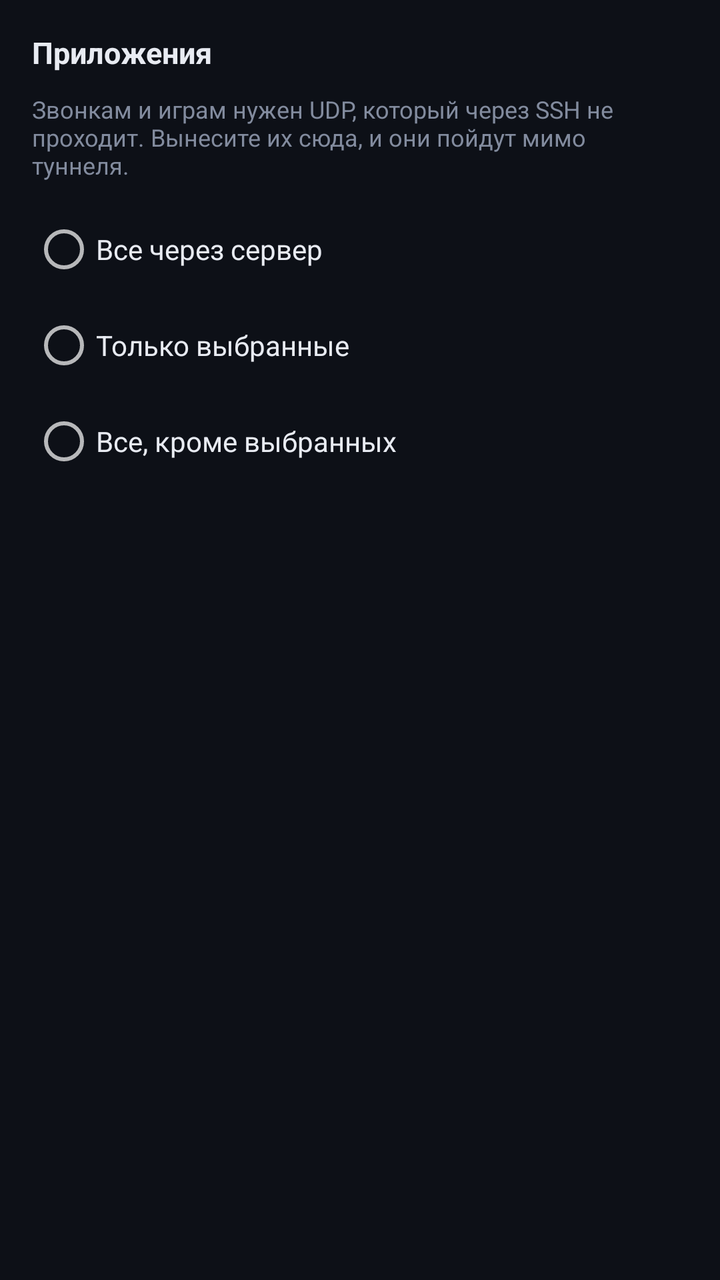
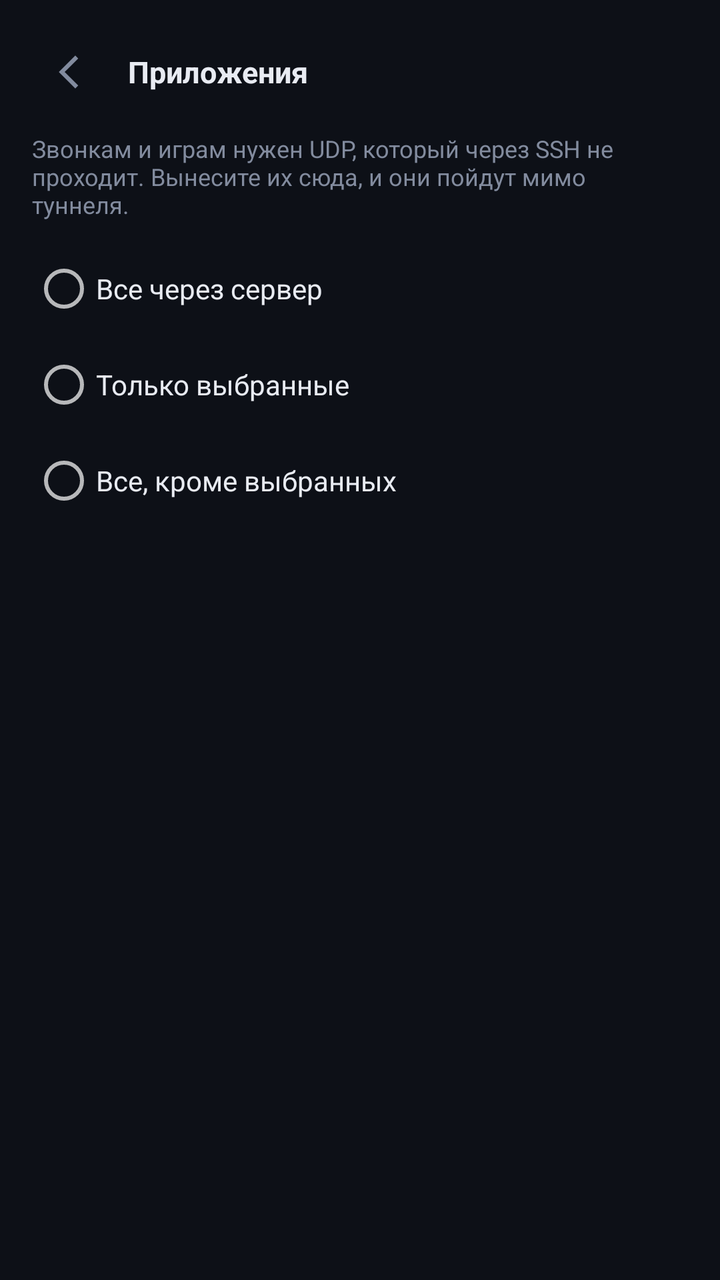

Compare the two renders of this Android layout. The source of the first and the diff that turns it into the second are given below.
<!-- AndroidManifest.xml: application theme AppTheme -->
<!-- res/layout/activity_apps.xml -->
<?xml version="1.0" encoding="utf-8"?>
<LinearLayout xmlns:android="http://schemas.android.com/apk/res/android"
    android:layout_width="match_parent"
    android:layout_height="match_parent"
    android:orientation="vertical"
    android:background="@color/bg"
    android:padding="16dp">

    <TextView
        style="@style/Head"
        android:text="@string/apps_title" />

    <TextView
        android:layout_width="match_parent"
        android:layout_height="wrap_content"
        android:paddingBottom="10dp"
        android:textSize="12sp"
        android:textColor="@color/dim"
        android:text="@string/apps_hint" />

    <RadioGroup
        android:id="@+id/mode"
        android:layout_width="match_parent"
        android:layout_height="wrap_content">

        <RadioButton
            android:id="@+id/modeAll"
            android:layout_width="match_parent"
            android:layout_height="wrap_content"
            android:textColor="@color/text"
            android:text="@string/mode_all" />

        <RadioButton
            android:id="@+id/modeOnly"
            android:layout_width="match_parent"
            android:layout_height="wrap_content"
            android:textColor="@color/text"
            android:text="@string/mode_only" />

        <RadioButton
            android:id="@+id/modeExcept"
            android:layout_width="match_parent"
            android:layout_height="wrap_content"
            android:textColor="@color/text"
            android:text="@string/mode_except" />
    </RadioGroup>

    <ListView
        android:id="@+id/list"
        android:layout_width="match_parent"
        android:layout_height="0dp"
        android:layout_weight="1"
        android:layout_marginTop="8dp"
        android:choiceMode="multipleChoice"
        android:divider="@color/line"
        android:dividerHeight="1dp" />
</LinearLayout>
<!-- resources referenced by this layout -->
<resources>
  <color name="bg">#0d1017</color>
  <color name="dim">#828b9e</color>
  <color name="line">#272d3a</color>
  <color name="text">#e8ebf2</color>
  <string name="apps_hint">Звонкам и играм нужен UDP, который через SSH не проходит. Вынесите их сюда, и они пойдут мимо туннеля.</string>
  <string name="apps_title">Приложения</string>
  <string name="mode_all">Все через сервер</string>
  <string name="mode_except">Все, кроме выбранных</string>
  <string name="mode_only">Только выбранные</string>
  <style name="Head">
          <item name="android:layout_width">match_parent</item>
          <item name="android:layout_height">wrap_content</item>
          <item name="android:paddingBottom">10dp</item>
          <item name="android:textSize">15sp</item>
          <item name="android:textStyle">bold</item>
          <item name="android:textColor">@color/text</item>
      </style>
  <style name="AppTheme" parent="Theme.MaterialComponents.NoActionBar">
          <item name="android:colorBackground">@color/bg</item>
          <item name="android:windowBackground">@color/bg</item>
          <item name="android:textColor">@color/text</item>
          <item name="colorPrimary">@color/accent</item>
          <item name="colorAccent">@color/accent</item>
          <item name="android:statusBarColor">@color/bg</item>
          <item name="android:navigationBarColor">@color/card</item>
      </style>
  <color name="accent">#4c8dff</color>
  <color name="card">#161a23</color>
</resources>

<!-- the commit's change to res/layout/activity_apps.xml (unified diff, before → after) -->
@@ -6,9 +6,15 @@
     android:background="@color/bg"
     android:padding="16dp">
 
-    <TextView
-        style="@style/Head"
-        android:text="@string/apps_title" />
+    <LinearLayout style="@style/HeadRow">
+        <ImageView
+            android:id="@+id/backFromApps"
+            style="@style/HeadIcon"
+            android:src="@drawable/ic_back"
+            android:contentDescription="@string/back" />
+
+        <TextView style="@style/HeadTitle" android:text="@string/apps_title" />
+    </LinearLayout>
 
     <TextView
         android:layout_width="match_parent"
<!-- resource entries referenced after the edit -->
@@ -4,15 +4,38 @@
   <color name="dim">#828b9e</color>
   <color name="line">#272d3a</color>
   <color name="text">#e8ebf2</color>
+  <!-- drawable ic_back (drawable) -->
+  <?xml version="1.0" encoding="utf-8"?>
+  <vector xmlns:android="http://schemas.android.com/apk/res/android"
+      android:width="22dp" android:height="22dp"
+      android:viewportWidth="24" android:viewportHeight="24">
+      <path android:fillColor="#828b9e" android:pathData="M15.4,4.6l-1.6,-1.6l-9,9l9,9l1.6,-1.6l-7.4,-7.4z" />
+  </vector>
   <string name="apps_hint">Звонкам и играм нужен UDP, который через SSH не проходит. Вынесите их сюда, и они пойдут мимо туннеля.</string>
   <string name="apps_title">Приложения</string>
+  <string name="back">Назад</string>
   <string name="mode_all">Все через сервер</string>
   <string name="mode_except">Все, кроме выбранных</string>
   <string name="mode_only">Только выбранные</string>
-  <style name="Head">
+  <style name="HeadIcon">
+          <item name="android:layout_width">40dp</item>
+          <item name="android:layout_height">40dp</item>
+          <item name="android:padding">9dp</item>
+          <item name="android:clickable">true</item>
+          <item name="android:focusable">true</item>
+          <item name="android:background">?android:attr/selectableItemBackgroundBorderless</item>
+      </style>
+  <style name="HeadRow">
           <item name="android:layout_width">match_parent</item>
           <item name="android:layout_height">wrap_content</item>
+          <item name="android:orientation">horizontal</item>
+          <item name="android:gravity">center_vertical</item>
           <item name="android:paddingBottom">10dp</item>
+      </style>
+  <style name="HeadTitle">
+          <item name="android:layout_width">wrap_content</item>
+          <item name="android:layout_height">wrap_content</item>
+          <item name="android:layout_marginStart">8dp</item>
           <item name="android:textSize">15sp</item>
           <item name="android:textStyle">bold</item>
           <item name="android:textColor">@color/text</item>
